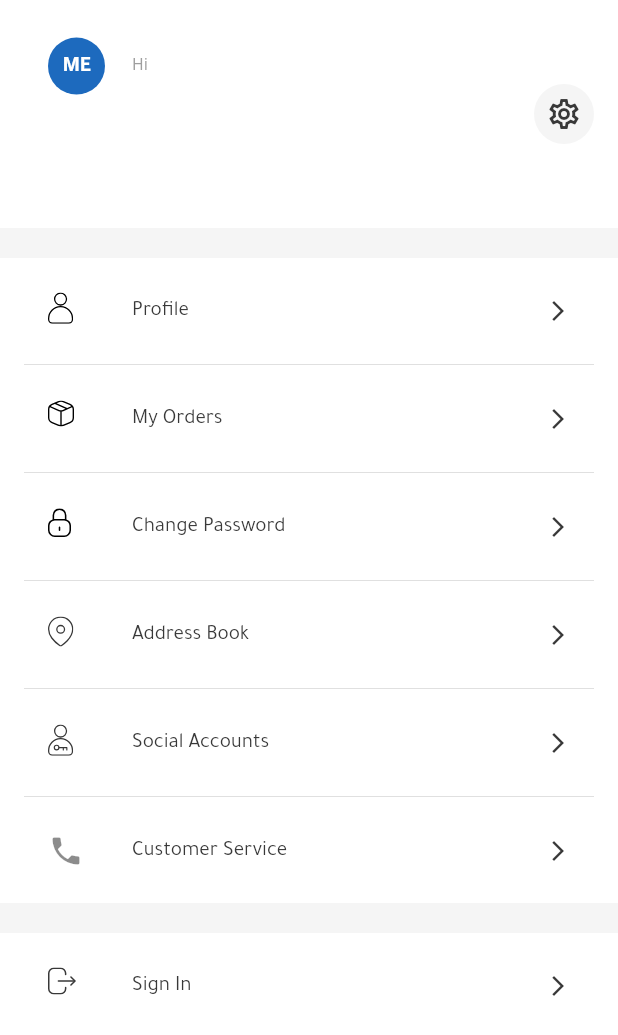
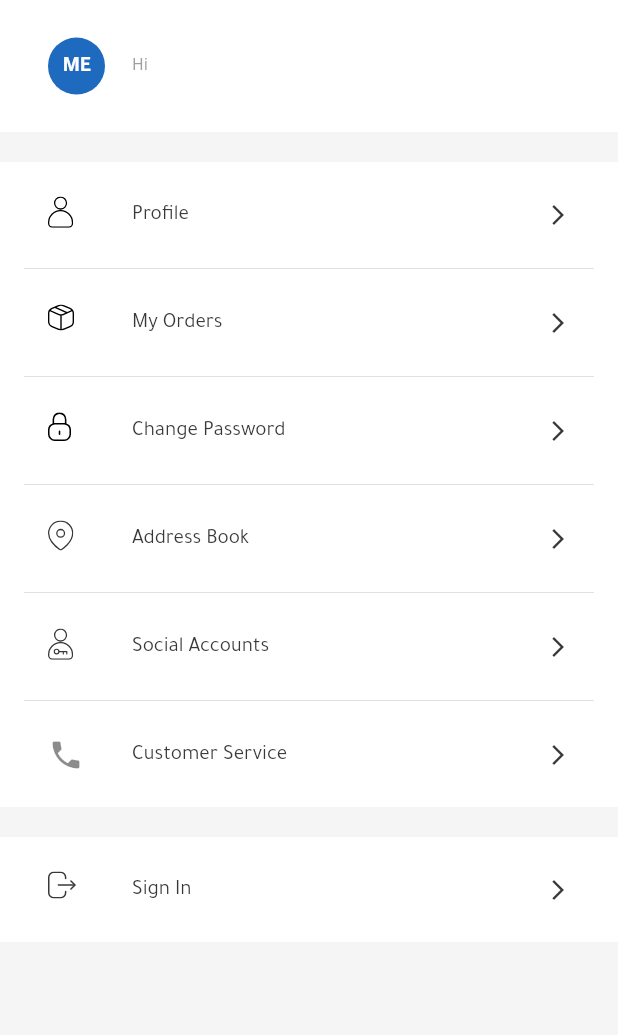
Before and after one commit to DarkNile/alshiaka, a Flutter app: the ProfileScreen screen opened directly, on a phone screen of 412 x 824 dp. Shown: the top 1035 px of the screen. Run offline on Flutter 3.47's test engine with Material 2 defaults, Android fonts, the phone set to English and light mode, and no system bars; our stand-ins replace cached_network_image, easy_localization, firebase_core, firebase_messaging, flutter_bloc, flutter_offline and 14 more; missing offline and left inert: amazon_payfort, flutter_app_version_checker, flutter_share, flutter_toastr, light_carousel, range_slider_flutter and 2 more; accounts and stored records are empty; network calls fail.

Commit message:
remove setting button

```diff
--- a/lib/view/layout/bottom_nav_screen/tabs/bag/checkout/address/addresses_screen.dart
+++ b/lib/view/layout/bottom_nav_screen/tabs/bag/checkout/address/addresses_screen.dart
@@ -338,8 +338,7 @@ class _AddressesScreenState extends State<AddressesScreen> {
                         )
                       : Expanded(
                           child: cubit.addresses == null ||
-                                  cubit.addresses!.shipping!.address0!.length ==
-                                      0
+                                  cubit.addresses!.shipping!.address0!.length == 0
                               ? Center(
                                   child: Column(
                                   children: [
--- a/lib/view/layout/bottom_nav_screen/tabs/profile/profile_screen.dart
+++ b/lib/view/layout/bottom_nav_screen/tabs/profile/profile_screen.dart
@@ -90,22 +90,22 @@ class _ProfileScreenState extends State<ProfileScreen> {
                               )
                             ],
                           ),
-                          Padding(
-                            padding: const EdgeInsets.symmetric(vertical: 40),
-                            child: InkWell(
-                              onTap: () {
-                                AppUtil.mainNavigator(context, SettingScreen());
-                              },
-                              child: CircleAvatar(
-                                backgroundColor: AppUI.backgroundColor,
-                                radius: 20,
-                                child: Icon(
-                                  Icons.settings_outlined,
-                                  color: AppUI.blackColor,
-                                ),
-                              ),
-                            ),
-                          )
+                          // Padding(
+                          //   padding: const EdgeInsets.symmetric(vertical: 40),
+                          //   child: InkWell(
+                          //     onTap: () {
+                          //       AppUtil.mainNavigator(context, SettingScreen());
+                          //     },
+                          //     child: CircleAvatar(
+                          //       backgroundColor: AppUI.backgroundColor,
+                          //       radius: 20,
+                          //       child: Icon(
+                          //         Icons.settings_outlined,
+                          //         color: AppUI.blackColor,
+                          //       ),
+                          //     ),
+                          //   ),
+                          // )
                         ],
                       ),
                     ),
```
